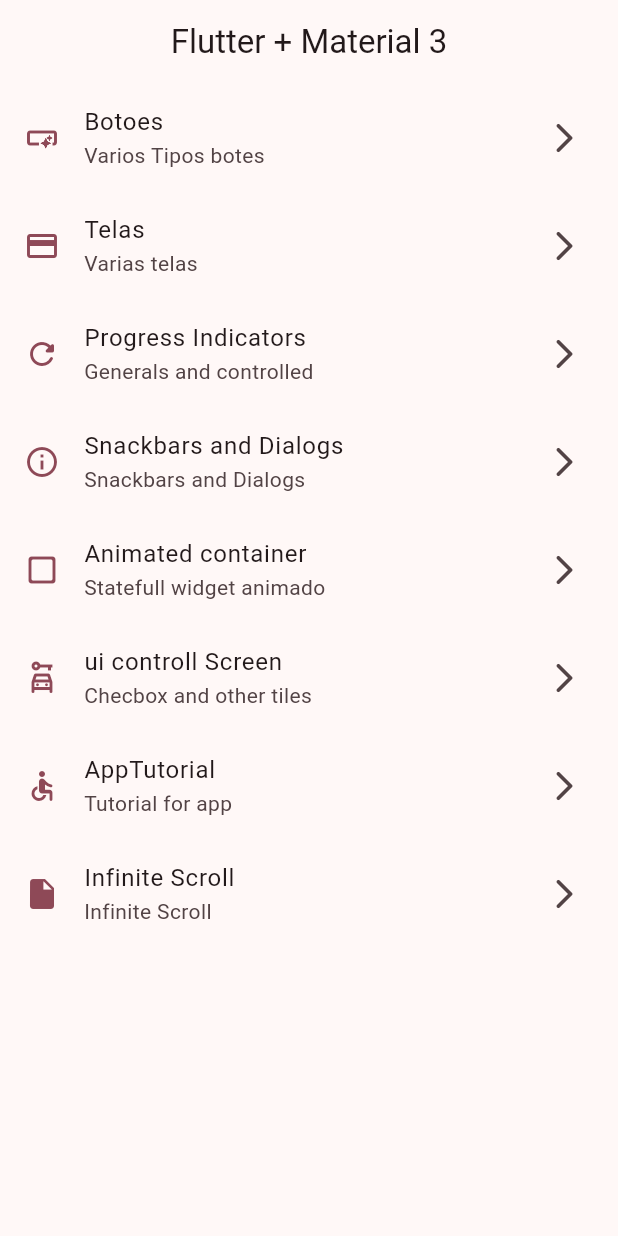
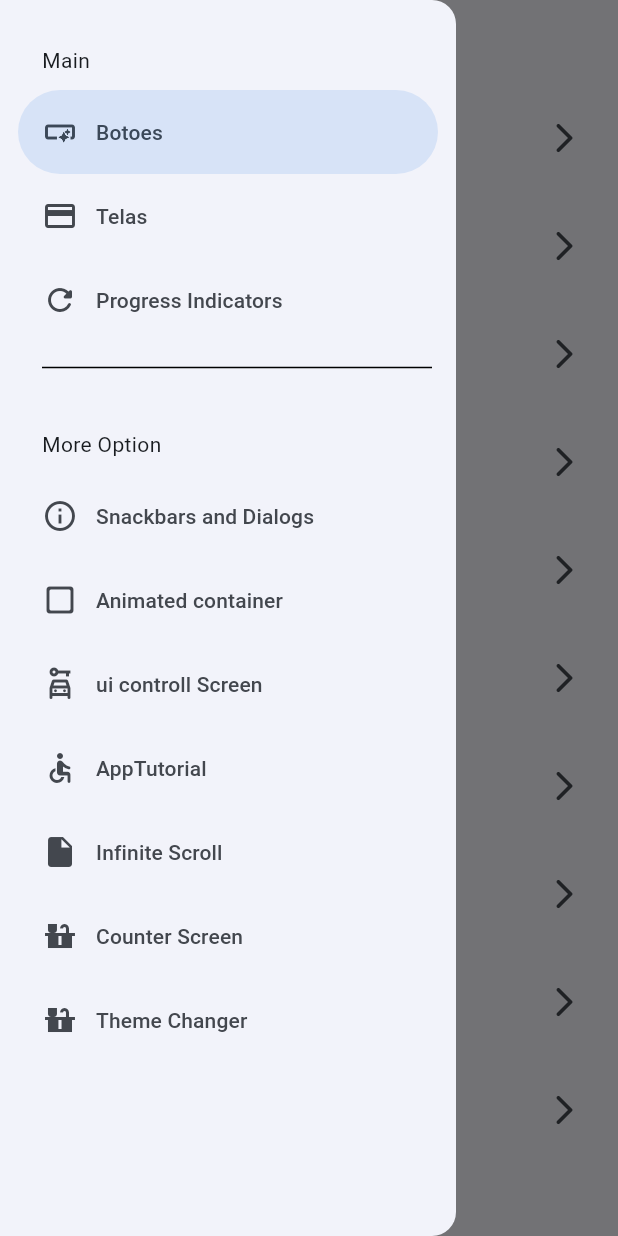
Before and after one commit to tdskrn/widgets_app, a Flutter app: the screen it shows after launch, with the side drawer open (before the commit the screen has no drawer), on a phone screen of 412 x 824 dp. Run offline on Flutter 3.47's test engine with Material 2 defaults, Android fonts, the phone set to English and light mode, and no system bars; our stand-ins replace animate_do, flutter_riverpod, go_router.

Commit message:
antes do state notifiers

```diff
--- a/lib/config/menu/menu_items.dart
+++ b/lib/config/menu/menu_items.dart
@@ -63,4 +63,16 @@ const appMenuItems = <MenuItem>[
     link: '/infinite-scroll-screen',
     icon: Icons.insert_drive_file,
   ),
+  MenuItem(
+    title: "Counter Screen",
+    subTitle: "Screen for counter",
+    link: '/counter-screen',
+    icon: Icons.countertops,
+  ),
+  MenuItem(
+    title: "Theme Changer",
+    subTitle: "Screen for counter",
+    link: '/theme-changer-screen',
+    icon: Icons.countertops,
+  ),
 ];
--- a/lib/config/routes/routes.dart
+++ b/lib/config/routes/routes.dart
@@ -1,5 +1,6 @@
 import 'package:go_router/go_router.dart';
-import 'package:widgets_app/presentation/screens/screens.dart';
+
+import '../../presentation/screens/screens.dart';
 
 final appRouter = GoRouter(initialLocation: '/', routes: [
   GoRoute(
@@ -47,4 +48,14 @@ final appRouter = GoRouter(initialLocation: '/', routes: [
     path: '/infinite-scroll-screen',
     builder: (context, state) => const InfiniteScrollScreen(),
   ),
+  GoRoute(
+    name: CounterScreen.name,
+    path: '/counter-screen',
+    builder: (context, state) => const CounterScreen(),
+  ),
+  GoRoute(
+    name: ThemeChangerScreen.name,
+    path: '/theme-changer-screen',
+    builder: (context, state) => const ThemeChangerScreen(),
+  ),
 ]);
--- a/lib/config/theme/app_theme.dart
+++ b/lib/config/theme/app_theme.dart
@@ -14,9 +14,12 @@ const colorList = <Color>[
 
 class AppTheme {
   final int selectedColor;
+  final bool isDarkMode;
 
-  AppTheme({this.selectedColor = 0})
-      : assert(selectedColor >= 0, 'Selected color must be great than 0'),
+  AppTheme({
+    this.selectedColor = 0,
+    this.isDarkMode = false,
+  })  : assert(selectedColor >= 0, 'Selected color must be great than 0'),
         assert(selectedColor < colorList.length,
             'Selected Color must be less or equal than ${colorList.length - 1}');
 
@@ -24,6 +27,7 @@ class AppTheme {
     return ThemeData(
         useMaterial3: true,
         colorSchemeSeed: colorList[selectedColor],
+        brightness: isDarkMode ? Brightness.dark : Brightness.light,
         appBarTheme: const AppBarTheme(centerTitle: true));
   }
 //! é a mesma coisa
--- a/lib/main.dart
+++ b/lib/main.dart
@@ -1,25 +1,29 @@
-import 'dart:math';
-
 import 'package:flutter/material.dart';
+import 'package:flutter_riverpod/flutter_riverpod.dart';
 import 'package:widgets_app/config/routes/routes.dart';
 
 import 'package:widgets_app/config/theme/app_theme.dart';
+import 'package:widgets_app/presentation/providers/theme_provider.dart';
 
 void main() {
-  runApp(const MainApp());
+  runApp(const ProviderScope(child: MainApp()));
 }
 
-class MainApp extends StatelessWidget {
+class MainApp extends ConsumerWidget {
   const MainApp({super.key});
 
   @override
-  Widget build(BuildContext context) {
-    int selectedColor = Random().nextInt(colorList.length);
+  Widget build(BuildContext context, WidgetRef ref) {
+    final int selectedColor = ref.watch(selectedColorProvider);
+    final isDarkMode = ref.watch(isDarkModeProvider);
     return MaterialApp.router(
       title: 'Flutter Widgets',
       routerConfig: appRouter,
       debugShowCheckedModeBanner: false,
-      theme: AppTheme(selectedColor: selectedColor).getTheme(),
+      theme: AppTheme(
+        selectedColor: selectedColor,
+        isDarkMode: isDarkMode,
+      ).getTheme(),
     );
   }
 }
--- /dev/null
+++ b/lib/presentation/providers/counter_provider.dart
@@ -0,0 +1,3 @@
+import 'package:flutter_riverpod/flutter_riverpod.dart';
+
+final counterProvider = StateProvider((ref) => 5);
--- /dev/null
+++ b/lib/presentation/providers/theme_provider.dart
@@ -0,0 +1,9 @@
+import 'package:flutter_riverpod/flutter_riverpod.dart';
+
+import '../../config/theme/app_theme.dart';
+
+final isDarkModeProvider = StateProvider((ref) => false);
+
+final colorListProvider = Provider((ref) => colorList);
+
+final selectedColorProvider = StateProvider((ref) => 0);
--- a/lib/presentation/screens/home/home_screen.dart
+++ b/lib/presentation/screens/home/home_screen.dart
@@ -1,6 +1,7 @@
 import 'package:flutter/material.dart';
 import 'package:go_router/go_router.dart';
 import 'package:widgets_app/config/menu/menu_items.dart';
+import 'package:widgets_app/presentation/widgets/side_menu.dart';
 
 class HomeScreen extends StatelessWidget {
   static const String name = 'home_screen';
@@ -8,11 +9,17 @@ class HomeScreen extends StatelessWidget {
 
   @override
   Widget build(BuildContext context) {
+    final GlobalKey<ScaffoldState> scaffoldKey = GlobalKey<ScaffoldState>();
     return Scaffold(
-        appBar: AppBar(
-          title: const Text('Flutter + Material 3'),
-        ),
-        body: const _HomeView());
+      key: scaffoldKey,
+      appBar: AppBar(
+        title: const Text('Flutter + Material 3'),
+      ),
+      body: const _HomeView(),
+      drawer: SideMenu(
+        scaffoldKey: scaffoldKey,
+      ),
+    );
   }
 }
 
--- a/lib/presentation/screens/screens.dart
+++ b/lib/presentation/screens/screens.dart
@@ -1,9 +1,11 @@
 export 'package:widgets_app/presentation/screens/animated/animated_screen.dart';
 export 'package:widgets_app/presentation/screens/app_tutorial/app_tutorial_screen.dart';
+export 'package:widgets_app/presentation/screens/buttons/button_screen.dart';
+export 'package:widgets_app/presentation/screens/cards/cards_screen.dart';
+export 'package:widgets_app/presentation/screens/counter_screen/counter_screen.dart';
+export 'package:widgets_app/presentation/screens/home/home_screen.dart';
 export 'package:widgets_app/presentation/screens/infinite_scroll/infinite_scroll_screen.dart';
 export 'package:widgets_app/presentation/screens/progress/progress_screen.dart';
 export 'package:widgets_app/presentation/screens/snackbar/snackbar_screen.dart';
+export 'package:widgets_app/presentation/screens/theme_changer/theme_changer_screen.dart';
 export 'package:widgets_app/presentation/screens/ui_controls/ui_controls_screen.dart';
-export 'package:widgets_app/presentation/screens/buttons/button_screen.dart';
-export 'package:widgets_app/presentation/screens/cards/cards_screen.dart';
-export 'package:widgets_app/presentation/screens/home/home_screen.dart';
--- /dev/null
+++ b/lib/presentation/widgets/side_menu.dart
@@ -0,0 +1,73 @@
+// ignore_for_file: public_member_api_docs, sort_constructors_first
+
+import 'package:flutter/material.dart';
+import 'package:go_router/go_router.dart';
+import 'package:widgets_app/config/menu/menu_items.dart';
+
+class SideMenu extends StatefulWidget {
+  final GlobalKey<ScaffoldState> scaffoldKey;
+  const SideMenu({super.key, required this.scaffoldKey});
+
+  @override
+  State<SideMenu> createState() => _SideMenuState();
+}
+
+class _SideMenuState extends State<SideMenu> {
+  int navDrawerIndex = 0;
+  @override
+  Widget build(BuildContext context) {
+    // final hasNotch = MediaQuery.of(context).viewPadding.top;
+    // if (Platform.isAndroid) {
+    //   print('Android $hasNotch');
+    // }
+    return NavigationDrawer(
+        selectedIndex: navDrawerIndex,
+        onDestinationSelected: (value) {
+          setState(() {
+            navDrawerIndex = value;
+          });
+
+          final menuItem = appMenuItems[value];
+          context.push(menuItem.link);
+
+          // fecha o drawer
+          widget.scaffoldKey.currentState!.closeDrawer();
+        },
+        children: [
+          const Padding(
+            padding: EdgeInsets.fromLTRB(28, 30, 16, 10),
+            child: Text(
+              'Main',
+            ),
+          ),
+          ...appMenuItems.sublist(0, 3).map(
+                (item) => NavigationDrawerDestination(
+                  icon: Icon(item.icon),
+                  label: Text(item.title),
+                ),
+              ),
+          const Padding(
+            padding: EdgeInsets.fromLTRB(28, 16, 16, 10),
+            child: Divider(
+              color: Colors.black,
+              height: 2,
+            ),
+          ),
+          const Padding(
+            padding: EdgeInsets.fromLTRB(28, 30, 16, 10),
+            child: Text(
+              'More Option',
+            ),
+          ),
+          ...appMenuItems.sublist(3).map(
+                (item) => NavigationDrawerDestination(
+                  icon: Icon(item.icon),
+                  label: Text(item.title),
+                ),
+              ),
+        ]);
+    // children: appMenuItems
+    //     .map((e) => _NavigationDrawerDestinationCustom(e.icon, e.title))
+    //     .toList());
+  }
+}
--- a/pubspec.yaml
+++ b/pubspec.yaml
@@ -4,13 +4,15 @@ publish_to: 'none'
 version: 0.1.0
 
 environment:
-  sdk: '>=3.0.2 <4.0.0'
+  sdk: '>=3.0.0 <4.0.0'
 
 dependencies:
   animate_do:
   flutter:
     sdk: flutter
   go_router: ^11.1.2
+
+  flutter_riverpod: ^2.4.4
 
 dev_dependencies:
   flutter_lints: ^2.0.0
```
Also changed, not shown: lib/presentation/screens/counter_screen/counter_screen.dart (added, +42 -0 lines), lib/presentation/screens/theme_changer/theme_changer_screen.dart (added, +59 -0 lines), pubspec.lock.
